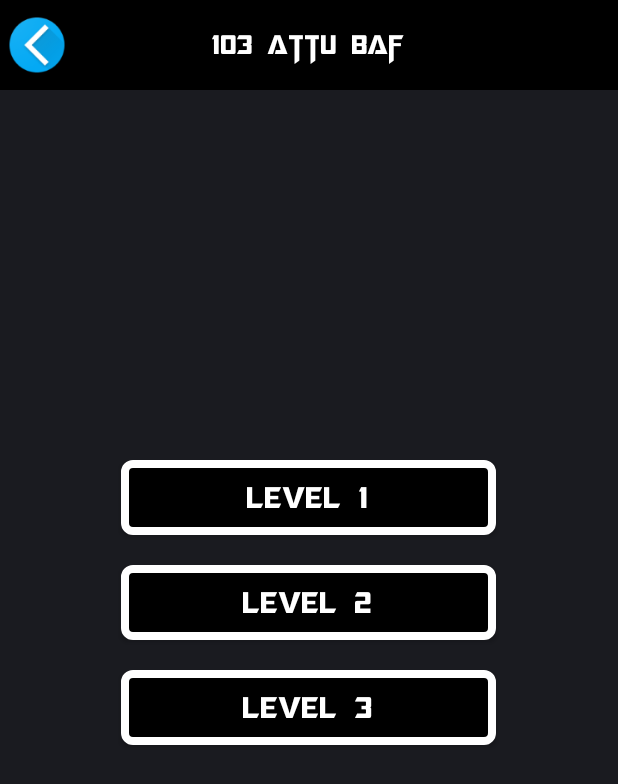
After one commit to musafirkhana/Phoenix, an Android app: the QuizlistActivity screen opened directly, with no data from a screen before it, on a phone screen of 412 x 824 dp. The commit adds this screen. Shown: the top 784 px of the screen. Run offline under Robolectric (Android 15) with nearby library versions, the phone set to English and light mode, and no system bars; our stand-ins replace Timber.

Commit message:
Minro Update

```diff
--- a/app/src/main/AndroidManifest.xml
+++ b/app/src/main/AndroidManifest.xml
@@ -132,7 +132,13 @@
             android:screenOrientation="portrait">
 
         </activity>
+        <activity
+            android:name=".quiz.QuizlistActivity"
+            android:configChanges="locale|touchscreen|keyboard|keyboardHidden|navigation|orientation|screenLayout|uiMode|screenSize|smallestScreenSize"
+            android:launchMode="singleTop"
+            android:screenOrientation="portrait">
 
+        </activity>
     </application>
 
 </manifest>
--- a/app/src/main/java/com/baf/musafir/phoenix/adapter/FlhhourAdapter.java
+++ b/app/src/main/java/com/baf/musafir/phoenix/adapter/FlhhourAdapter.java
@@ -104,7 +104,7 @@ public class FlhhourAdapter extends ArrayAdapter<FlgHourModel>  {
         }
         if (position < FlgHourVector.getAllFlhhourlist().size()) {
             FlgHourModel query = flgHourModels.get(position);
-            holder.day_text.setText(query.getDate());
+            holder.day_text.setText(query.getDate()+" "+query.getMonth()+" "+query.getYear());
             holder.actype_text.setText(query.getAc_type());
             holder.ac_serno.setText(query.getAc_serno());
             holder.pilot_one.setText(query.getFirst_pilot());
--- a/app/src/main/java/com/baf/musafir/phoenix/main/MainActivity.java
+++ b/app/src/main/java/com/baf/musafir/phoenix/main/MainActivity.java
@@ -19,6 +19,7 @@ import android.widget.Toast;
 import com.baf.musafir.phoenix.R;
 import com.baf.musafir.phoenix.databse.DataBaseUtility;
 import com.baf.musafir.phoenix.quiz.QuizMainActivity;
+import com.baf.musafir.phoenix.quiz.QuizlistActivity;
 import com.baf.musafir.phoenix.util.AppConstant;
 import com.baf.musafir.phoenix.util.ToastUtil;
 import com.daimajia.slider.library.SliderLayout;
@@ -136,11 +137,11 @@ public class MainActivity extends Activity implements BaseSliderView.OnSliderCli
         HashMapForLocalRes = new HashMap<String, Integer>();
         HashMapForLocalRes.put("103 ATTU", R.drawable.banner1);
         HashMapForLocalRes.put("103 ATTU", R.drawable.banner2);
+        HashMapForLocalRes.put("103 ATTU", R.drawable.banner3);
         HashMapForLocalRes.put("103 ATTU", R.drawable.banner4);
         HashMapForLocalRes.put("103 ATTU", R.drawable.banner1);
         HashMapForLocalRes.put("103 ATTU", R.drawable.banner2);
-        HashMapForLocalRes.put("103 ATTU", R.drawable.banner4);
-        HashMapForLocalRes.put("103 ATTU", R.drawable.banner1);
+        HashMapForLocalRes.put("103 ATTU", R.drawable.banner3);
 
     }
 
@@ -185,7 +186,7 @@ public class MainActivity extends Activity implements BaseSliderView.OnSliderCli
     }
 
     public void OTHERS(View v) {
-        Intent intent = new Intent(this, QuizMainActivity.class);
+        Intent intent = new Intent(this, QuizlistActivity.class);
         startActivity(intent);
     }
 
--- a/app/src/main/java/com/baf/musafir/phoenix/main/MaplistviewActivity.java
+++ b/app/src/main/java/com/baf/musafir/phoenix/main/MaplistviewActivity.java
@@ -380,7 +380,7 @@ private void initUI(){
                     List<CoordinateModel> nPlanetList = new ArrayList<CoordinateModel>();
                     for (CoordinateModel p : coordinateModels) {
 
-                        if (p.getPlaces().toUpperCase().contains(constraint.toString().toUpperCase())) {
+                        if (p.getPlaces().toUpperCase().startsWith(constraint.toString().toUpperCase())) {
                             nPlanetList.add(p);
                         }
 
--- a/app/src/main/java/com/baf/musafir/phoenix/quiz/QuizMainActivity.java
+++ b/app/src/main/java/com/baf/musafir/phoenix/quiz/QuizMainActivity.java
@@ -211,4 +211,8 @@ public class QuizMainActivity extends Activity {
         stopCountdown();
         super.finish();
     }
+
+    public void BACK(View v) {
+        finish();
+    }
 }
--- /dev/null
+++ b/app/src/main/java/com/baf/musafir/phoenix/quiz/QuizlistActivity.java
@@ -0,0 +1,110 @@
+package com.baf.musafir.phoenix.quiz;
+
+import android.app.Activity;
+import android.content.Context;
+import android.content.Intent;
+import android.database.DataSetObserver;
+import android.graphics.Color;
+import android.graphics.Typeface;
+import android.os.Bundle;
+import android.view.LayoutInflater;
+import android.view.View;
+import android.view.ViewGroup;
+import android.view.Window;
+import android.widget.ArrayAdapter;
+import android.widget.AutoCompleteTextView;
+import android.widget.Button;
+import android.widget.Filter;
+import android.widget.ImageView;
+import android.widget.ListView;
+import android.widget.TextView;
+
+import com.baf.musafir.phoenix.R;
+import com.baf.musafir.phoenix.databse.DataBaseUtility;
+import com.baf.musafir.phoenix.holder.CoordinateVector;
+import com.baf.musafir.phoenix.main.MapActivity;
+import com.baf.musafir.phoenix.main.PdfMainActivity;
+import com.baf.musafir.phoenix.model.CoordinateModel;
+import com.baf.musafir.phoenix.util.StringUtility;
+import com.baf.musafir.phoenix.util.ToastUtil;
+
+import java.io.Serializable;
+import java.util.ArrayList;
+import java.util.Arrays;
+import java.util.List;
+
+import timber.log.Timber;
+
+public class QuizlistActivity extends Activity implements View.OnClickListener {
+
+
+    private Context mContext;
+    private Button btn_normal;
+    private Button btn_modetrate;
+    private Button btn_critical;
+    private TextView topbar;
+
+    Typeface tf;
+    private ToastUtil toastUtil;
+
+    @Override
+    protected void onCreate(Bundle savedInstanceState) {
+        super.onCreate(savedInstanceState);
+        requestWindowFeature(Window.FEATURE_NO_TITLE);
+        setContentView(R.layout.activity_quiz_list);
+        mContext = this;
+        toastUtil = new ToastUtil(this);
+
+        tf = Typeface.createFromAsset(mContext.getAssets(),
+                "fonts/megatron.ttf");
+        initUI();
+        changeFont();
+
+
+    }
+
+    private void initUI() {
+        btn_normal = (Button) findViewById(R.id.btn_normal);
+        btn_modetrate = (Button) findViewById(R.id.btn_modetrate);
+        btn_critical = (Button) findViewById(R.id.btn_critical);
+        topbar = (TextView) findViewById(R.id.topbar);
+        btn_normal.setOnClickListener(this);
+        btn_modetrate.setOnClickListener(this);
+        btn_critical.setOnClickListener(this);
+
+
+    }
+
+
+    public void onClick(View v) {
+        switch (v.getId()) {
+            case R.id.btn_normal:
+
+                Intent intent = new Intent(this, QuizMainActivity.class);
+                startActivity(intent);
+                this.finish();
+                break;
+            case R.id.btn_modetrate:
+                toastUtil.appSuccessMsg(mContext, "Under construction");
+
+                break;
+            case R.id.btn_critical:
+                toastUtil.appSuccessMsg(mContext, "Under construction");
+                break;
+        }
+    }
+
+    private void changeFont() {
+
+        btn_normal.setTypeface(tf);
+        btn_modetrate.setTypeface(tf);
+        btn_critical.setTypeface(tf);
+        topbar.setTypeface(tf);
+
+
+    }
+    public void BACK(View v) {
+      finish();
+    }
+
+}
--- /dev/null
+++ b/app/src/main/res/layout/activity_quiz_list.xml
@@ -0,0 +1,96 @@
+<?xml version="1.0" encoding="utf-8"?>
+<RelativeLayout xmlns:android="http://schemas.android.com/apk/res/android"
+    android:layout_width="match_parent"
+    android:layout_height="match_parent"
+    android:orientation="vertical"
+    android:fitsSystemWindows="true"
+    >
+
+    <RelativeLayout
+        android:id="@+id/top_linear"
+        android:layout_width="match_parent"
+        android:layout_height="60dp"
+        android:layout_alignParentTop="true"
+        android:background="@color/black">
+
+        <RelativeLayout
+            android:layout_width="50dp"
+            android:layout_height="match_parent"
+            android:layout_alignParentLeft="true"
+            android:clickable="true"
+            android:onClick="BACK">
+
+            <ImageView
+                android:layout_width="40dp"
+                android:layout_height="40dp"
+                android:layout_centerInParent="true"
+                android:src="@drawable/back_selector">
+
+            </ImageView>
+
+
+        </RelativeLayout>
+
+        <TextView
+            android:id="@+id/topbar"
+            android:layout_width="wrap_content"
+            android:layout_height="wrap_content"
+            android:layout_centerInParent="true"
+            android:text="103 ATTU BAF"
+            android:textColor="@color/white"
+            android:textSize="18sp"
+            android:textStyle="bold|normal" />
+
+    </RelativeLayout>
+
+    <LinearLayout
+        android:layout_width="match_parent"
+        android:gravity="center"
+        android:orientation="vertical"
+        android:layout_centerInParent="true"
+        android:layout_height="wrap_content">
+
+        <Button
+            android:id="@+id/btn_normal"
+            android:layout_width="250dp"
+            android:layout_height="50dp"
+            android:layout_alignParentBottom="true"
+            android:gravity="center"
+            android:textColor="@color/white"
+            android:fontFamily="@font/megatron"
+            android:textSize="20sp"
+            android:layout_marginBottom="20dp"
+            android:background="@drawable/backgroundbutton"
+            android:text="Level 1"
+            />
+        <Button
+            android:id="@+id/btn_modetrate"
+            android:layout_width="250dp"
+            android:layout_height="50dp"
+            android:layout_alignParentBottom="true"
+            android:gravity="center"
+            android:textColor="@color/white"
+            android:fontFamily="@font/megatron"
+            android:textSize="20sp"
+            android:layout_marginBottom="20dp"
+            android:background="@drawable/backgroundbutton"
+            android:text="Level 2"
+            />
+        <Button
+            android:id="@+id/btn_critical"
+            android:layout_width="250dp"
+            android:layout_height="50dp"
+            android:layout_alignParentBottom="true"
+            android:gravity="center"
+            android:textColor="@color/white"
+            android:fontFamily="@font/megatron"
+            android:textSize="20sp"
+            android:layout_marginBottom="20dp"
+            android:background="@drawable/backgroundbutton"
+            android:text="Level 3"
+            />
+
+
+    </LinearLayout>
+
+</RelativeLayout>
--- a/app/src/main/res/values/strings.xml
+++ b/app/src/main/res/values/strings.xml
@@ -10,7 +10,7 @@
     <string name="name_six">FLG HRS</string>
     <string name="name_seven">COORDINATES</string>
     <string name="name_eight">COCKPIT</string>
-    <string name="name_nine">OTHERS</string>
+    <string name="name_nine">QUIZ TEST</string>
 
     <string name="head_string">103 ATTU</string>
     <string name="dir">/MEA</string>
```
